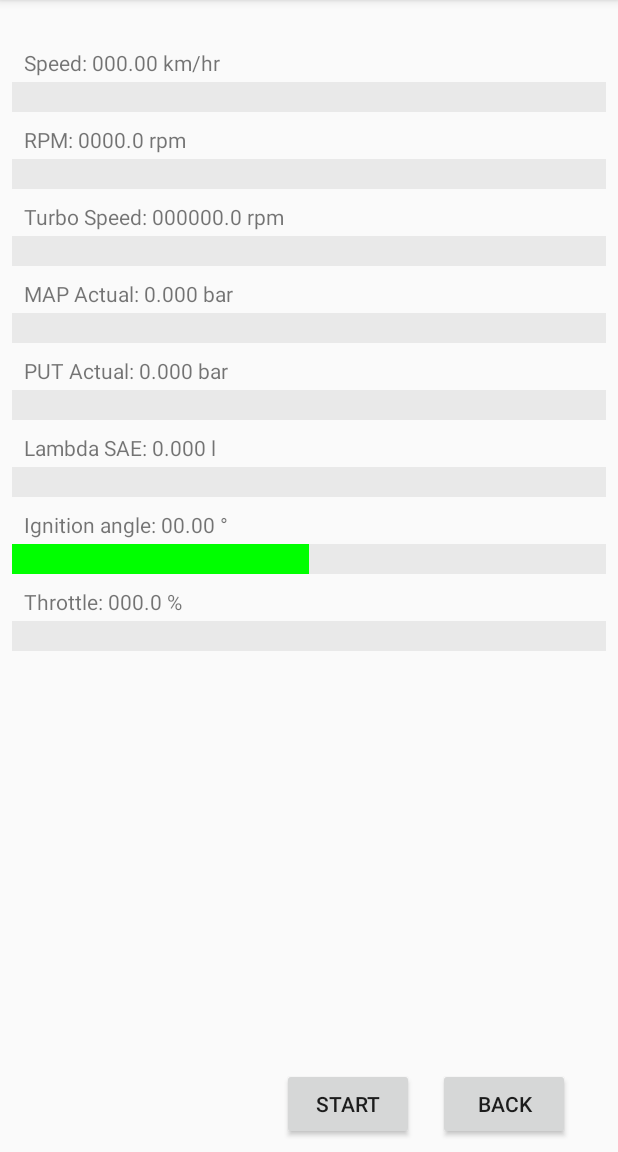
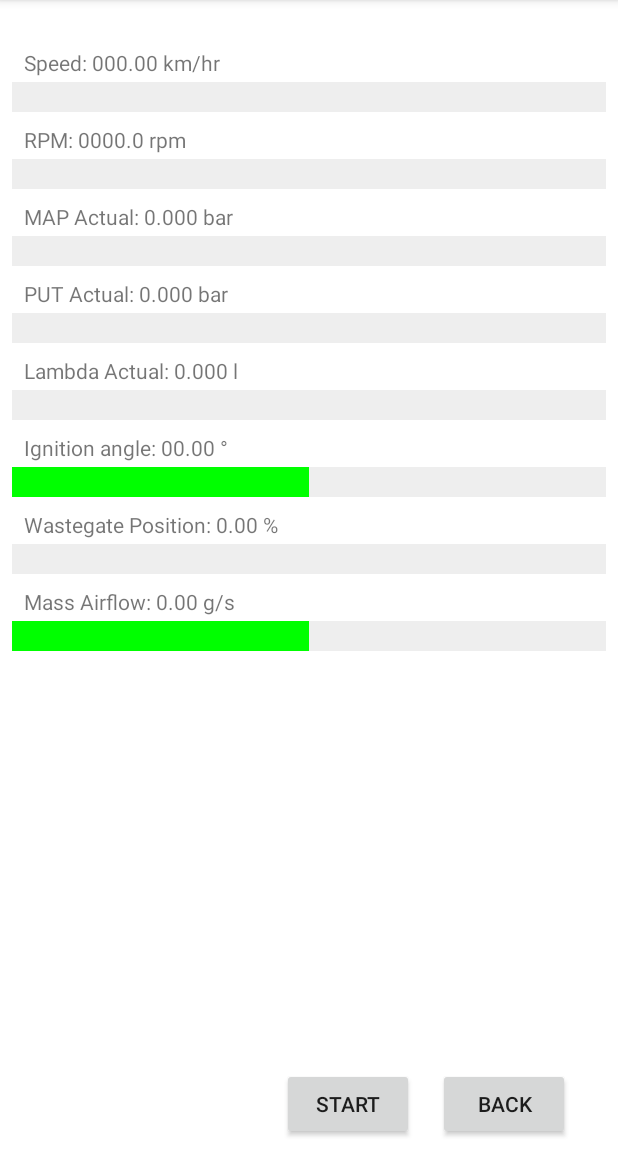
Before and after one commit to Switchleg1/VWFlashTools, an Android app: the LoggingFragment screen opened through its navigation route, on a phone screen of 412 x 824 dp, the part 84-1236 px from its top. Run offline under Robolectric (Android 15) with nearby library versions, the phone set to English and light mode, and no system bars; 1 statement that could not run was skipped.

Commit message:
Its finally useful.

```diff
--- a/app/src/main/java/com/app/vwflashtools/LoggingFragment.kt
+++ b/app/src/main/java/com/app/vwflashtools/LoggingFragment.kt
@@ -92,6 +92,8 @@ class LoggingFragment : Fragment() {
             mPIDProgress[i]?.max = (DIDList[i].max * mPIDMultiplier[i]).toInt()
             mPIDProgress[i]?.progressTintList = ColorStateList.valueOf(Color.GREEN)
         }
+
+        view.setBackgroundColor(Color.rgb(255, 255, 255))
     }
 
     override fun onResume() {
@@ -133,15 +135,23 @@ class LoggingFragment : Fragment() {
 
                         //Update UI every 4th tick
                         if(readCount % 4 == 0) {
+                            var anyWarning = false
 
                             //Set the UI values
                             for(i in 0..7) {
                                 mPIDProgress[i]?.progress = (DIDList[i].value * mPIDMultiplier[i]!!).toInt()
                                 if((DIDList[i].value > DIDList[i].warnMax) or (DIDList[i].value < DIDList[i].warnMin)) {
                                     mPIDProgress[i]?.progressTintList = ColorStateList.valueOf(Color.RED)
+                                    anyWarning = true
                                 } else {
                                     mPIDProgress[i]?.progressTintList = ColorStateList.valueOf(Color.GREEN)
                                 }
+                            }
+
+                            if(anyWarning) {
+                                view?.setBackgroundColor(Color.rgb(127, 127, 255))
+                            } else {
+                                view?.setBackgroundColor(Color.rgb(255, 255, 255))
                             }
                         }
 
--- a/app/src/main/java/com/app/vwflashtools/UDS.kt
+++ b/app/src/main/java/com/app/vwflashtools/UDS.kt
@@ -19,6 +19,8 @@ import android.util.Log
 // 13: X * 100.0 / 255.0
 // 14: X / 2.0 – 64.0
 // 15: ( 0.0009765625 * X + 0.0 ) / 1
+// 16: X / 2.4
+// 17: X * 0.005
 
 data class DIDStruct(val address: Int,
                      val length: Int,
@@ -37,39 +39,49 @@ val DIDList: List<DIDStruct> = listOf(
     //P1
     DIDStruct(0x15d3, 2, 5, false, 0f, 220f, -20f, 200f, 0f, "%06.2f","Speed", "km/hr"),
     DIDStruct(0xf40C, 2, 6, false, 0f, 7000f, -1f, 6000f,0f, "%06.1f","RPM","rpm"),
-    DIDStruct(0x1040, 2, 4, false, 0f, 190000f, 0f, 185000f,0f, "%08.1f","Turbo Speed", "rpm"),
     DIDStruct(0x39c0, 2, 10, false, 0f, 3f, 0f, 2.6f,0f, "%05.3f","MAP Actual","bar"),
     DIDStruct(0x39c2, 2, 10, false, 0f, 3f, 0f, 2.6f,0f, "%05.3f","PUT Actual","bar"),
-    DIDStruct(0x10c0, 2, 15, false, 0f,  2f, 0.7f, 4f,0f, "%05.3f","Lambda SAE","l"),
-    DIDStruct(0xf40e, 1, 14, false, -10f, 10f, -6f, 60f,0f, "%05.2f","Ignition angle", "°"),
-    DIDStruct(0x20ba, 2, 8, true, 0f, 100f, -1f, 101f,0f, "%05.1f","Throttle", "%"),
+    DIDStruct(0x10c0, 2, 15, false, 0f,  2f, 0.7f, 4f,0f, "%05.3f","Lambda Actual","l"),
+    DIDStruct(0x2004, 2, 9, true, -10f, 10f, -6f, 60f,0f, "%05.2f","Ignition angle", "°"),
+    DIDStruct(0x39a2, 2, 8, false, 0f, 100f, -1f, 100f,0f, "%02.2f","Wastegate Position","%"),
+    DIDStruct(0x2032, 2, 16, false, -50f, 50f, -50f, 50f,0f, "%03.2f","Mass Airflow", "g/s"),
     //P2
-    DIDStruct(0x13f2, 1, 1, false, -10f, 0f, -4f, 1f,0f, "%05.3f","Retard cylinder 1", "°"),
-    DIDStruct(0x13f3, 1, 1, false, -10f, 0f, -4f, 1f,0f, "%05.3f","Retard cylinder 2", "°"),
-    DIDStruct(0x13f4, 1, 1, false, -10f, 0f, -4f, 1f,0f, "%05.3f","Retard cylinder 3", "°"),
-    DIDStruct(0x13f5, 1, 1, false, -10f, 0f, -4f, 1f,0f, "%05.3f","Retard cylinder 4", "°"),
-    DIDStruct(0x2025, 2, 10, false, 0f, 15f, 6f, 15f,0f, "%03.2f","LFP Actual", "bar"),
+    DIDStruct(0x1456, 2, 15, false, 0f,  2f, 0.7f, 4f,0f, "%05.3f","Lambda Specified","l"),
+    DIDStruct(0x13a0, 2, 17, false, 0f, 190000f, 0f, 185000f,0f, "%05.2f","Injector PW Cyl 1 DI", "ms"),
+    DIDStruct(0x437C, 2, 8, true, -50f, 450f, -100f, 500f,0f, "%03.2f","Engine torque", "Nm"),
     DIDStruct(0x2027, 2, 8, false, 0f, 250f, 10f, 250f,0f, "%03.2f","HFP Actual", "bar"),
     DIDStruct(0xf406, 1, 3, false, -25f, 25f, -20f, 20f,0f, "%02.2f","STFT","%"),
+    DIDStruct(0x20ba, 2, 8, true, 0f, 100f, -1f, 101f,0f, "%05.1f","Throttle", "%"),
+    DIDStruct(0x1040, 2, 4, false, 0f, 190000f, 0f, 185000f,0f, "%08.1f","Turbo Speed", "rpm"),
+    DIDStruct(0x209a, 2, 9, false, 0f, 100f, -1f, 100f,0f, "%03.2f","HPFP Effective Volume", "%"),
+    //P3
+    DIDStruct(0x200a, 2, 9, true, -10f, 0f, -4f, 1f,0f, "%05.3f","Retard cylinder 1", "°"),
+    DIDStruct(0x200b, 2, 9, true, -10f, 0f, -4f, 1f,0f, "%05.3f","Retard cylinder 2", "°"),
+    DIDStruct(0x200c, 2, 9, true, -10f, 0f, -4f, 1f,0f, "%05.3f","Retard cylinder 3", "°"),
+    DIDStruct(0x200d, 2, 9, true, -10f, 0f, -4f, 1f,0f, "%05.3f","Retard cylinder 4", "°"),
+    DIDStruct(0x2904, 2, 0, false, 0f, 20f, -1f, 10f,0f, "%03.0f","Misfire Sum Global", ""),
     DIDStruct(0x1001, 1, 7, false, -40f, 55f, -35f, 50f,0f, "%03.2f","IAT", "°C"),
-    //P3
-    DIDStruct(0x203c, 2, 0, false, 0f, 2f, -1f, 3f,0f, "%01.0f","Cruise control status", ""),
+    DIDStruct(0x2025, 2, 10, false, 0f, 15f, 6f, 15f,0f, "%03.2f","LFP Actual", "bar"),
     DIDStruct(0x293b, 2, 8, false, 0f, 250f, 10f, 250f,0f, "%03.2f","HFP Command", "bar"),
+
+    DIDStruct(0x2028, 2, 8, false, 0f,  2f, 0.7f, 4f,0f, "%05.3f","LPFP Duty","%"),
     DIDStruct(0x295c, 1, 0, false, 0f, 1f, -1f, 2f,0f, "%01.0f","Flaps Actual", ""),
-    DIDStruct(0x295d, 1, 0, false, 0f, 1f, -1f, 2f,0f, "%01.0f","Flaps Command", ""),
-    DIDStruct(0x2932, 2, 10, false, 0f, 5f, 6f, 15f,0f, "%03.2f","LFP Command", "bar"),
-    DIDStruct(0x40e1, 2, 10, false, -50f, 130f, -50f, 130f,0f, "%03.2f","Coolant temp","°C"),
     DIDStruct(0xf456, 1, 3, false, -25f, 25f, -20f, 20f,0f, "%02.2f","LTFT","%"),
     DIDStruct(0x202f, 2, 2, false, -50f, 130f, 0f, 112f,0f, "%03.2f","Oil temp", "°C"),
-
-    DIDStruct(0x15ac, 2, 11, true, -50f, 130f, 0f, 500f,0f, "%03.2f","Converter torque", "Nm"),
-    DIDStruct(0x13ca, 2, 12, false, -50f, 130f, 0f, 500f,0f, "%07.2f","Ambient pressure (measured or adapted)", "bar"),
-    DIDStruct(0x1004, 2, 5, true, -50f, 130f, 0f, 500f,0f, "%07.2f","Ambient air temperature", "°C"),
-    DIDStruct(0x2019, 2, 8, true, -50f, 50f, -50f, 50f,0f, "%03.2f","Exhaust commanded angle", "°"),
-    DIDStruct(0x201a, 2, 8, true, -50f, 50f, -50f, 50f,0f, "%03.2f","Exhaust actual angle", "°"),
-    DIDStruct(0x201d, 2, 8, true, -50f, 50f, -50f, 50f,0f, "%03.2f","Intake commanded angle", "°"),
-    DIDStruct(0x201e, 2, 8, true, -50f, 50f, -50f, 50f,0f, "%03.2f","Intake actual angle", "°"),
-    DIDStruct(0x4380, 2, 8, true, 0f, 500f, -10f, 500f,0f, "%03.2f","Driver desired torque", "Nm"),
+    DIDStruct(0x13ca, 2, 12, false, 0.5f, 1.3f, 0.7f, 1.2f,0f, "%07.2f","Ambient pressure", "bar"),
+    DIDStruct(0x1004, 2, 5, true, -40f, 50f, -30f, 45f,0f, "%07.2f","Ambient air temperature", "°C"),
+    DIDStruct(0x4380, 2, 8, true, 0f, 500f, -10f, 500f,0f, "%03.2f","Engine torque requested", "Nm"),
+    DIDStruct(0x203c, 2, 0, false, 0f, 2f, -1f, 3f,0f, "%01.0f","Cruise control status", ""),
+    /*
+    DIDStruct(0x13ac, 2, 17, false, 0f, 190000f, 0f, 185000f,0f, "%05.2f","Injector PW Cyl 1 MPI", "ms"),
+    DIDStruct(0x2966, 2, 0, false, 0f, 20f, -1f, 10f,0f, "%03.0f","Misfire Sum 1", ""),
+    DIDStruct(0x2967, 2, 0, false, 0f, 20f, -1f, 10f,0f, "%03.0f","Misfire Sum 2", ""),
+    DIDStruct(0x2968, 2, 0, false, 0f, 20f, -1f, 10f,0f, "%03.0f","Misfire Sum 3", ""),
+    DIDStruct(0x2969, 2, 0, false, 0f, 20f, -1f, 10f,0f, "%03.0f","Misfire Sum 4", ""),
+    DIDStruct(0x40e1, 2, 10, false, -50f, 130f, -50f, 130f,0f, "%03.2f","Coolant temp","°C"),
+    DIDStruct(0x2932, 2, 10, false, 0f, 5f, 6f, 15f,0f, "%03.2f","LFP Command", "bar"),
+    DIDStruct(0x295d, 1, 0, false, 0f, 1f, -1f, 2f,0f, "%01.0f","Flaps Command", ""),
+    */
 )
 
 object DIDs {
@@ -96,7 +108,7 @@ object DIDs {
                 did.value = 0.375f * data.toFloat() - 48.0f
             }
             2 -> {
-                did.value = (data.toFloat() -2731.4f) / 10.0f
+                did.value = (data.toFloat() - 2731.4f) / 10.0f
             }
             3 -> {
                 did.value = data.toFloat() / 1.28f - 100.0f
@@ -136,6 +148,12 @@ object DIDs {
             }
             15 -> {
                 did.value = data.toFloat() * 0.0009765625f
+            }
+            16 -> {
+                did.value = data.toFloat() / 2.4f
+            }
+            17 -> {
+                did.value = data.toFloat() * 0.005f
             }
         }
 
```
